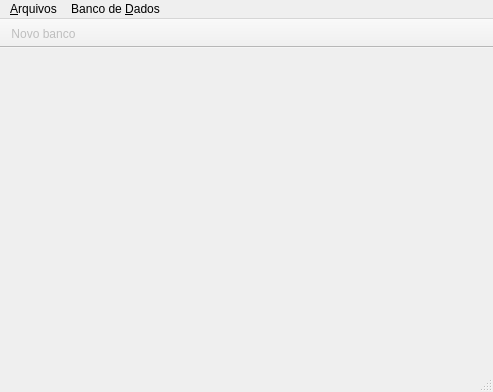
This is janela_principal.ui in gabriel-francischini/scanner_software as Qt 5 draws it before an edit. The edited form follows.
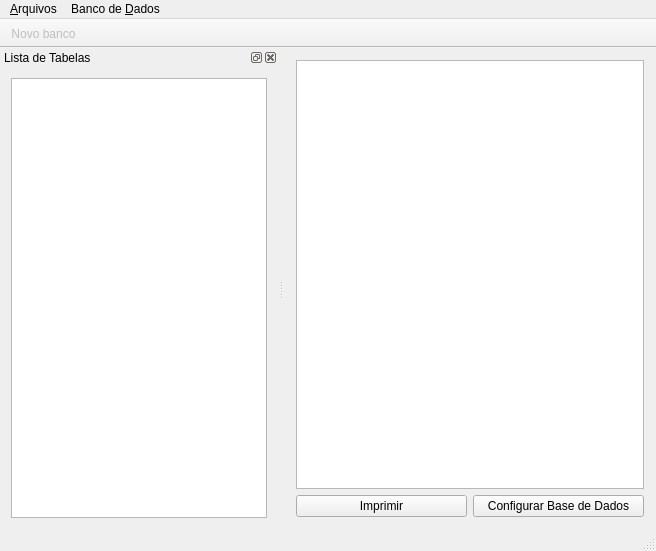
This is the edited form. Icons and pictures are not drawn.

Commit message: Adpatando o software ao modelo MVC (Model/View) do Qt

The edit to the form file:
```diff
--- a/janela_principal.ui
+++ b/janela_principal.ui
@@ -6,20 +6,112 @@
    <rect>
     <x>0</x>
     <y>0</y>
-    <width>493</width>
-    <height>392</height>
+    <width>656</width>
+    <height>551</height>
    </rect>
   </property>
   <property name="windowTitle">
    <string>MainWindow</string>
   </property>
-  <widget class="QWidget" name="centralWidget"/>
+  <widget class="QWidget" name="centralWidget">
+   <layout class="QGridLayout" name="gridLayout">
+    <item row="0" column="1">
+     <spacer name="verticalSpacer">
+      <property name="orientation">
+       <enum>Qt::Vertical</enum>
+      </property>
+      <property name="sizeType">
+       <enum>QSizePolicy::Preferred</enum>
+      </property>
+      <property name="sizeHint" stdset="0">
+       <size>
+        <width>20</width>
+        <height>1</height>
+       </size>
+      </property>
+     </spacer>
+    </item>
+    <item row="1" column="2">
+     <spacer name="horizontalSpacer_2">
+      <property name="orientation">
+       <enum>Qt::Horizontal</enum>
+      </property>
+      <property name="sizeType">
+       <enum>QSizePolicy::Minimum</enum>
+      </property>
+      <property name="sizeHint" stdset="0">
+       <size>
+        <width>1</width>
+        <height>20</height>
+       </size>
+      </property>
+     </spacer>
+    </item>
+    <item row="1" column="1">
+     <layout class="QVBoxLayout" name="verticalLayout">
+      <item>
+       <widget class="QTableView" name="listaImpressoras"/>
+      </item>
+      <item>
+       <layout class="QHBoxLayout" name="horizontalLayout">
+        <item>
+         <widget class="QPushButton" name="botaoImprimir">
+          <property name="text">
+           <string>Imprimir</string>
+          </property>
+         </widget>
+        </item>
+        <item>
+         <widget class="QPushButton" name="botaoConfigurar">
+          <property name="text">
+           <string>Configurar Base de Dados</string>
+          </property>
+         </widget>
+        </item>
+       </layout>
+      </item>
+     </layout>
+    </item>
+    <item row="1" column="0">
+     <spacer name="horizontalSpacer">
+      <property name="orientation">
+       <enum>Qt::Horizontal</enum>
+      </property>
+      <property name="sizeType">
+       <enum>QSizePolicy::Preferred</enum>
+      </property>
+      <property name="sizeHint" stdset="0">
+       <size>
+        <width>1</width>
+        <height>20</height>
+       </size>
+      </property>
+     </spacer>
+    </item>
+    <item row="2" column="1">
+     <spacer name="verticalSpacer_2">
+      <property name="orientation">
+       <enum>Qt::Vertical</enum>
+      </property>
+      <property name="sizeType">
+       <enum>QSizePolicy::Preferred</enum>
+      </property>
+      <property name="sizeHint" stdset="0">
+       <size>
+        <width>20</width>
+        <height>1</height>
+       </size>
+      </property>
+     </spacer>
+    </item>
+   </layout>
+  </widget>
   <widget class="QMenuBar" name="barraMenus">
    <property name="geometry">
     <rect>
      <x>0</x>
      <y>0</y>
-     <width>493</width>
+     <width>656</width>
      <height>21</height>
     </rect>
    </property>
@@ -77,7 +169,22 @@
    </attribute>
    <addaction name="action_novo_banco"/>
   </widget>
-  <action name="action_apontar_banco">
+  <widget class="QDockWidget" name="dockListaDeTabelas">
+   <property name="windowTitle">
+    <string>Lista de Tabelas</string>
+   </property>
+   <attribute name="dockWidgetArea">
+    <number>1</number>
+   </attribute>
+   <widget class="QWidget" name="dockWidgetContents_3">
+    <layout class="QVBoxLayout" name="verticalLayout_2">
+     <item>
+      <widget class="QListView" name="listaDeTabelas"/>
+     </item>
+    </layout>
+   </widget>
+  </widget>
+  <action name="action_selecionar_banco">
    <property name="text">
     <string>&amp;Apontar banco</string>
    </property>
```
Left out of the diff: 9 changed lines with no effect on the pictures. The commit also changes 20 other files.
